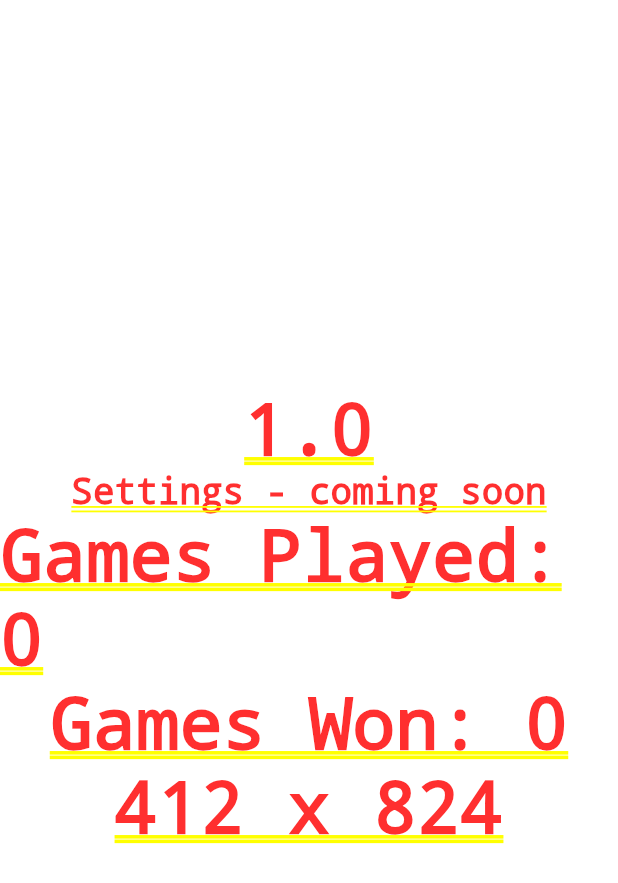
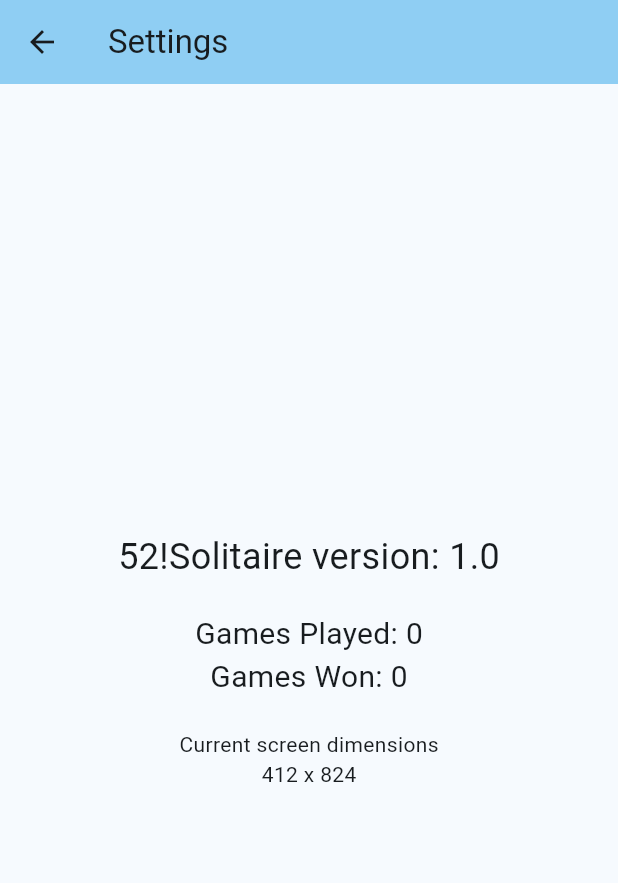
Before and after one commit to michaelgilmore/52-Solitaire, a Flutter app: the screen it shows after launch, item 3 of the bottom bar chosen, on a phone screen of 412 x 824 dp. Shown: the top 883 px of the screen. Run offline on Flutter 3.47's test engine with Material 3 defaults, Android fonts, the light colour scheme and no system bars; our stand-ins replace shared_preferences.

```diff
--- a/lib/settings.dart
+++ b/lib/settings.dart
@@ -21,15 +21,18 @@
 
   @override
   Widget build(BuildContext context) {
-    return Center(
+    return Scaffold(
+      appBar: AppBar(
+        backgroundColor: Theme.of(context).colorScheme.inversePrimary,
+        title: const Text('Settings'),
+      ),
+      body: Center(
         child: Column(
           mainAxisAlignment: MainAxisAlignment.center,
           children: <Widget>[
-          const Text(GSolitaireApp.APP_VERSION),
-          const Text(
-            'Settings - coming soon',
-            style: TextStyle(fontSize: 24),
-          ),
+            const Text('52!Solitaire version: ${GSolitaireApp.APP_VERSION}',
+                style: TextStyle(fontSize: 24)),
+            const SizedBox(height: 20),
             FutureBuilder(
               future: futurePrefs,
               builder: (context, snapshot) {
@@ -40,9 +43,12 @@
                 }
               },
             ),
+            const SizedBox(height: 20),
+            const Text('Current screen dimensions'),
             Text('${MediaQuery.of(context).size.width.toStringAsFixed(0)} x ${MediaQuery.of(context).size.height.toStringAsFixed(0)}'),
 
           ],
+        ),
       ),
     );
   }
@@ -51,8 +57,10 @@
     final prefs = data as SharedPreferences;
     return Column(
       children: [
-        Text('Games Played: ${prefs.getInt('num_games_played') ?? 0}'),
-        Text('Games Won: ${prefs.getInt('num_games_won') ?? 0}'),
+        Text('Games Played: ${prefs.getInt('num_games_played') ?? 0}',
+            style: const TextStyle(fontSize: 20)),
+        Text('Games Won: ${prefs.getInt('num_games_won') ?? 0}',
+            style: const TextStyle(fontSize: 20)),
       ],
     );
   }
```
Also changed, not shown: lib/game_screen.dart (+34 -19 lines). Lines whose indentation alone changed are shown as unchanged.
